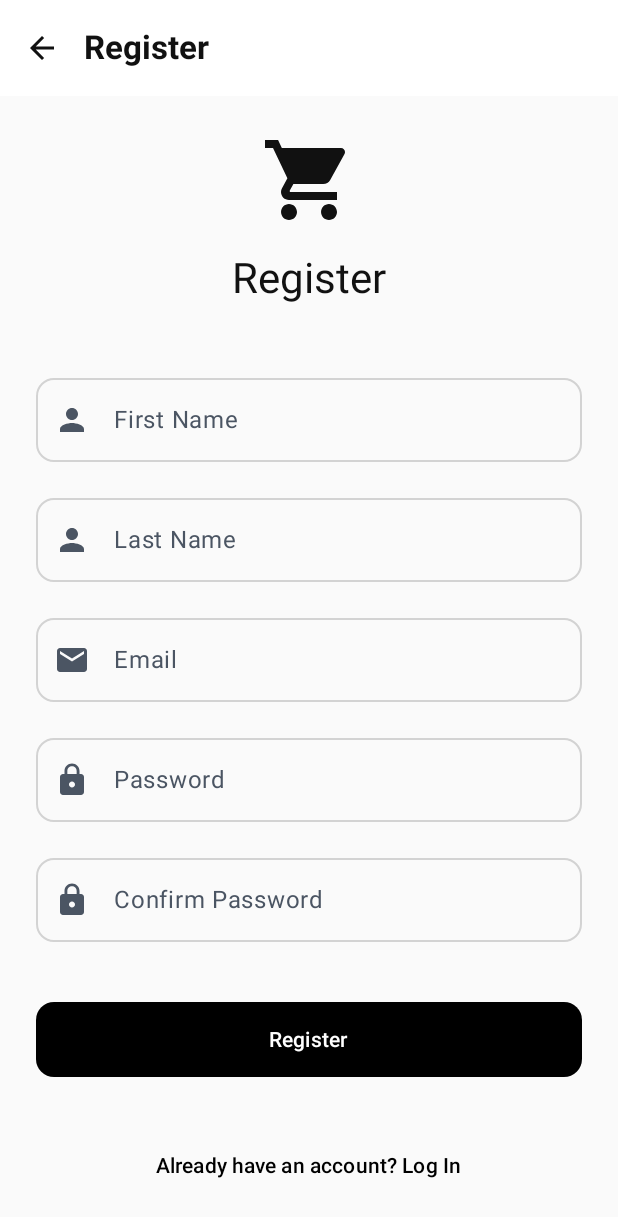
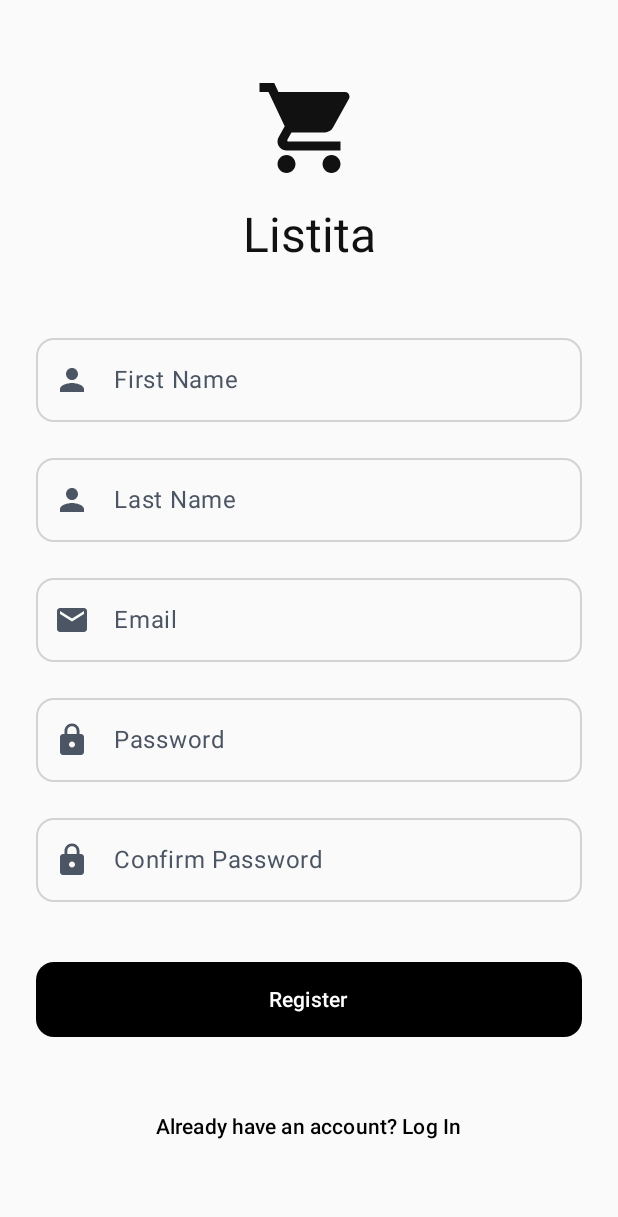
Before and after one commit to l-mendez/listita-app, an Android app built with Jetpack Compose: the RegisterScreen screen opened through its navigation route, on a phone screen of 412 x 824 dp. Shown: the top 1217 px of the screen. Run offline under Robolectric (Android 15) with nearby library versions, the phone set to English and light mode, and no system bars; our stand-ins replace Dagger/Hilt's generated code; 1 statement that could not run was skipped.

Commit message:
Simplify auth headers and center register layout with dynamic verify link

```diff
--- a/app/src/main/java/com/example/listitaapp/ui/auth/LoginScreen.kt
+++ b/app/src/main/java/com/example/listitaapp/ui/auth/LoginScreen.kt
@@ -50,13 +50,7 @@ fun LoginScreen(
         )
     }
 
-    Scaffold(
-        topBar = {
-            TopAppBar(
-                title = { Text(stringResource(R.string.login)) }
-            )
-        }
-    ) { padding ->
+    Scaffold { padding ->
         // Gestalt: Proximity - Related elements grouped together
         Column(
             modifier = Modifier
--- a/app/src/main/java/com/example/listitaapp/ui/auth/RegisterScreen.kt
+++ b/app/src/main/java/com/example/listitaapp/ui/auth/RegisterScreen.kt
@@ -63,36 +63,32 @@ fun RegisterScreen(
 
     val emailRequiredMessage = stringResource(R.string.email_required)
 
-    Scaffold(
-        topBar = {
-            TopAppBar(
-                title = { Text(stringResource(R.string.register)) },
-                navigationIcon = {
-                    IconButton(onClick = onNavigateToLogin) {
-                        Icon(Icons.Default.ArrowBack, contentDescription = "Back")
-                    }
-                }
-            )
+    Scaffold { padding ->
+        val verificationEmail = uiState.email.trim()
+        val arrangement = if (verificationEmail.isBlank()) {
+            Arrangement.spacedBy(16.dp, Alignment.CenterVertically)
+        } else {
+            Arrangement.spacedBy(16.dp)
         }
-    ) { padding ->
+
         Column(
             modifier = Modifier
                 .fillMaxSize()
                 .padding(padding)
                 .padding(24.dp),
             horizontalAlignment = Alignment.CenterHorizontally,
-            verticalArrangement = Arrangement.spacedBy(16.dp)
+            verticalArrangement = arrangement
         ) {
             Icon(
                 imageVector = Icons.Default.ShoppingCart,
                 contentDescription = null,
-                modifier = Modifier.size(64.dp),
+                modifier = Modifier.size(72.dp),
                 tint = MaterialTheme.colorScheme.primary
             )
 
             Text(
-                text = stringResource(R.string.register),
-                style = MaterialTheme.typography.headlineMedium,
+                text = stringResource(R.string.app_name),
+                style = MaterialTheme.typography.headlineLarge,
                 color = MaterialTheme.colorScheme.primary
             )
 
--- a/app/src/main/java/com/example/listitaapp/ui/auth/VerifyAccountScreen.kt
+++ b/app/src/main/java/com/example/listitaapp/ui/auth/VerifyAccountScreen.kt
@@ -59,18 +59,7 @@ fun VerifyAccountScreen(
         )
     }
 
-    Scaffold(
-        topBar = {
-            TopAppBar(
-                title = { Text(stringResource(R.string.verify_account)) },
-                navigationIcon = {
-                    IconButton(onClick = onNavigateToLogin) {
-                        Icon(Icons.Default.ArrowBack, contentDescription = "Back")
-                    }
-                }
-            )
-        }
-    ) { padding ->
+    Scaffold { padding ->
         Column(
             modifier = Modifier
                 .fillMaxSize()
```
